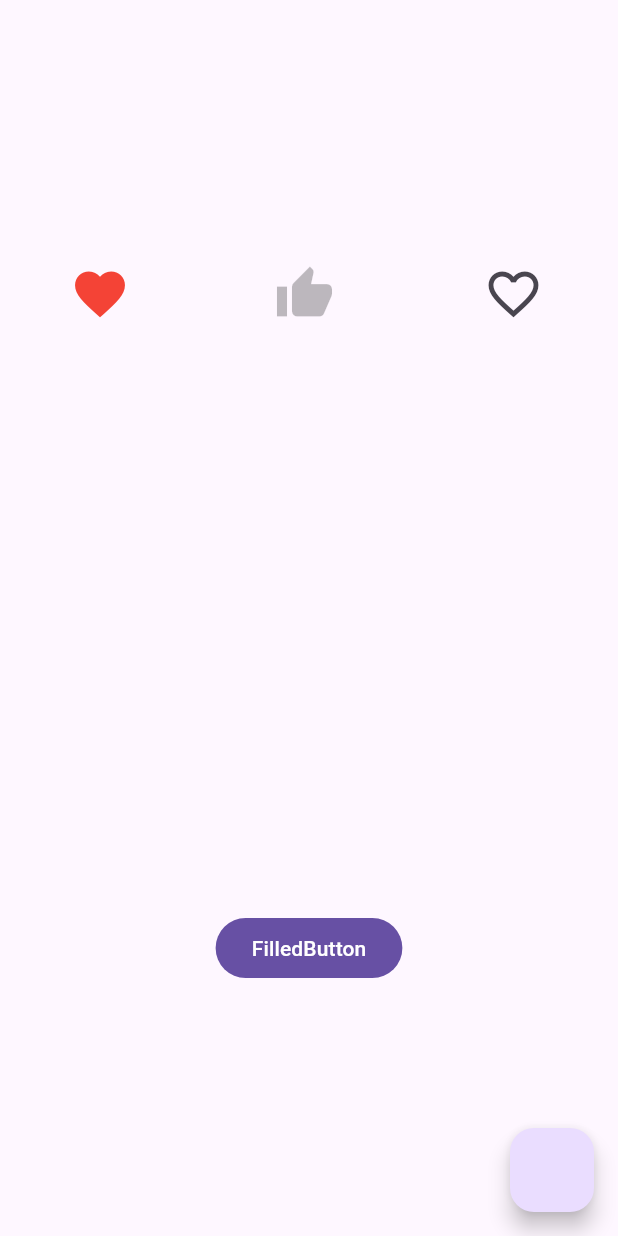
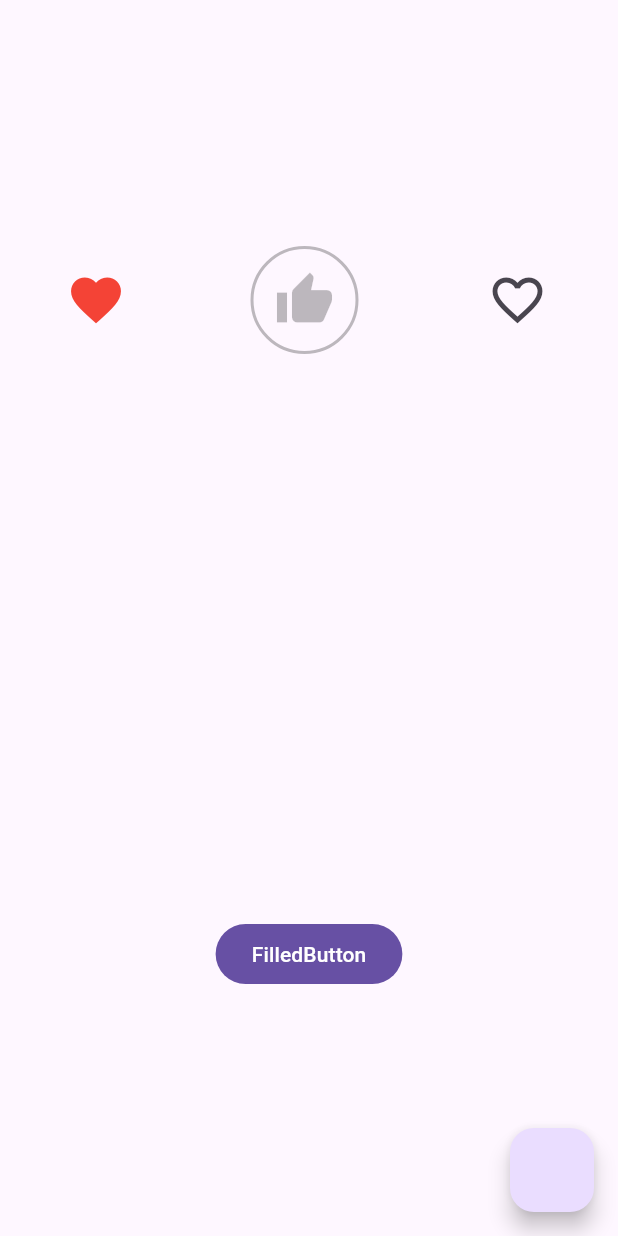
Before and after one commit to Ratndeep1999/buttons, a Flutter app: the screen it shows after launch, on a phone screen of 412 x 824 dp. Run offline on Flutter 3.47's test engine with Material 3 defaults, Android fonts, the phone set to English and light mode, and no system bars.

Commit message:
icon button, toggle icon button add, icon button with style attribute,

```diff
--- a/lib/buttons2.dart
+++ b/lib/buttons2.dart
@@ -64,14 +64,23 @@ class _Buttons2State extends State<Buttons2> {
                   IconButton(
                     onPressed: () {
                       setState(() {
-                        _thumbLiked = !_thumbLiked ;
+                        _thumbLiked = !_thumbLiked;
                       });
                     },
                     icon: Icon(Icons.thumb_up),
-                    style: IconButton.styleFrom(),
                     tooltip: _thumbLiked ? 'Liked' : 'Click',
-                    color: _thumbLiked ? Colors.blue : Colors.black26 ,
+                    color: _thumbLiked ? Colors.blue : Colors.black26,
+                    autofocus: true,
+                    focusColor: _thumbLiked
+                        ? Colors.blue.shade100
+                        : Colors.transparent,
                     iconSize: 40,
+                    style: IconButton.styleFrom(
+                      side: BorderSide(color: Colors.black26, width: 2),
+                      padding: EdgeInsets.all(16.0),
+                      // Here also same properties
+                      // hoverColor: Colors.deepOrange
+                    ),
                   ),
 
                   /// ToolTip IconButton
```
